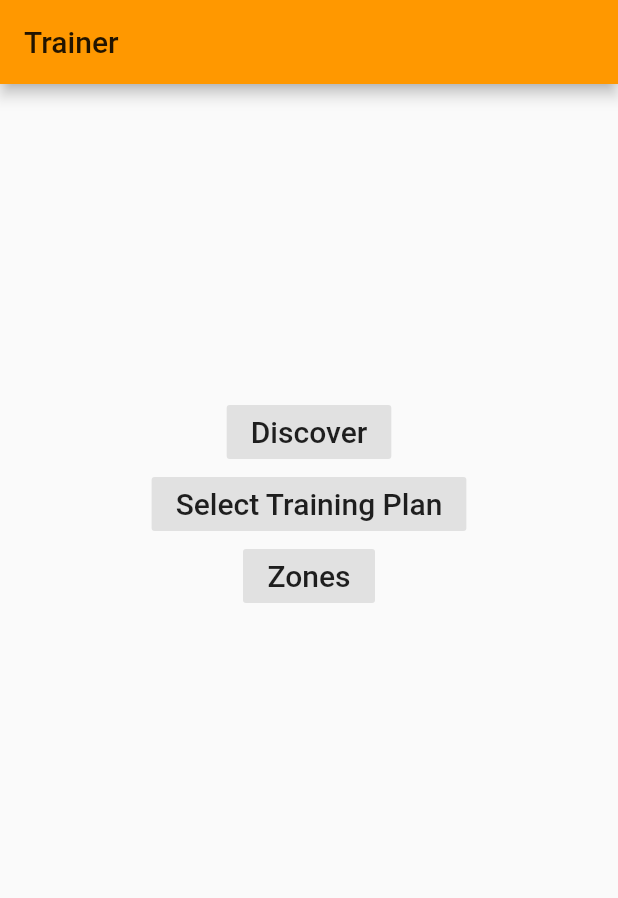
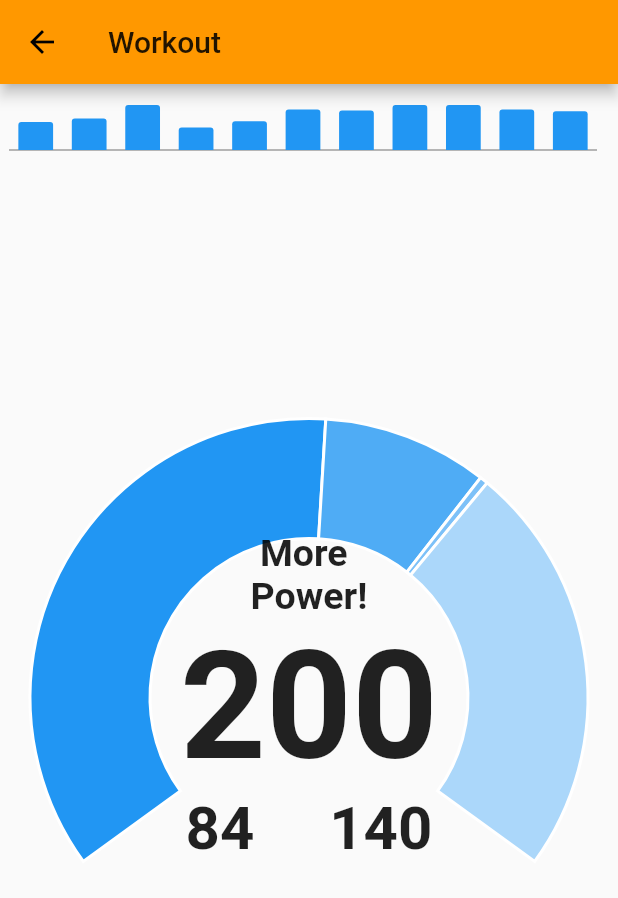
Before and after one commit to 2mawi2/Flutter-Trainer, a Flutter app: the screen it shows after launch, after a tap on "Select Training Plan", on a phone screen of 412 x 824 dp. Shown: the top 898 px of the screen. Run offline on Flutter 3.47's test engine with Material 2 defaults, Android fonts, the phone set to English and light mode, and no system bars; our stand-ins replace charts_flutter, shared_preferences.

Commit message:
Implement sample workout design

```diff
--- a/lib/home/home_widget.dart
+++ b/lib/home/home_widget.dart
@@ -3,7 +3,7 @@ import 'package:flutter/material.dart';
 import 'package:trainer/common/model/Sensor.dart';
 import 'package:trainer/data/local/preferences_repo.dart';
 import 'package:trainer/data/native/SensorChannel.dart';
-import 'package:trainer/home/device.dart';
+import 'package:trainer/workout/workout_widget.dart';
 import 'package:trainer/zone/zone_widget.dart';
 
 import '../common/styles.dart';
@@ -41,15 +41,14 @@ class _HomeState extends State<HomeWidget> {
     }
   }
 
-  void _onClickSelectButton() {}
+  void _onClickSelectButton() {
+    Navigator.push(context, MaterialPageRoute(builder: (_) => WorkoutWidget()));
+  }
 
   void _onClickZonesButton() {
     Navigator.push(
       context,
-      MaterialPageRoute(
-          builder: (context) => ZoneWidget(
-                preferencesRepo: PreferencesRepo(),
-              )),
+      MaterialPageRoute(builder: (_) => ZoneWidget(preferencesRepo: PreferencesRepo())),
     );
   }
 
--- /dev/null
+++ b/lib/workout/workout_widget.dart
@@ -0,0 +1,200 @@
+import 'dart:math';
+
+import 'package:flutter/cupertino.dart';
+import 'package:flutter/material.dart';
+import 'package:charts_flutter/flutter.dart' as charts;
+
+class WorkoutWidget extends StatefulWidget {
+  WorkoutWidget({Key key}) : super(key: key);
+
+  @override
+  _WorkoutState createState() => _WorkoutState();
+}
+
+class _WorkoutState extends State<WorkoutWidget> {
+  _WorkoutState();
+
+  @override
+  Widget build(BuildContext context) {
+    return Scaffold(
+      appBar: AppBar(
+        title: Text("Workout"),
+      ),
+      body: Center(
+        child: Column(
+          mainAxisAlignment: MainAxisAlignment.center,
+          children: <Widget>[
+            Container(
+              child: Expanded(child: SparkBar.withSampleData()),
+              height: 50,
+            ),
+            Expanded(child: gaugeChart()),
+          ],
+        ),
+      ),
+    );
+  }
+
+  Stack gaugeChart() {
+    return Stack(
+      children: <Widget>[
+        GaugeChart.withSampleData(),
+        Center(
+          child: Column(
+            mainAxisAlignment: MainAxisAlignment.center,
+            children: <Widget>[
+              Text(" More\nPower!", style: TextStyle(fontSize: 25.0, fontWeight: FontWeight.bold)),
+              Text("200", style: TextStyle(fontSize: 100.0, fontWeight: FontWeight.bold)),
+              Row(
+                mainAxisAlignment: MainAxisAlignment.center,
+                children: <Widget>[
+                  Text("84     ", style: TextStyle(fontSize: 40.0, fontWeight: FontWeight.bold)),
+                  Text("140", style: TextStyle(fontSize: 40.0, fontWeight: FontWeight.bold)),
+                ],
+              )
+            ],
+          ),
+        )
+      ],
+    );
+  }
+}
+
+class GaugeChart extends StatelessWidget {
+  final List<charts.Series> seriesList;
+  final bool animate;
+
+  GaugeChart(this.seriesList, {this.animate});
+
+  factory GaugeChart.withSampleData() {
+    return new GaugeChart(
+      _createSampleData(),
+      // Disable animations for image tests.
+      animate: false,
+    );
+  }
+
+  @override
+  Widget build(BuildContext context) {
+    return new charts.PieChart(
+      seriesList,
+      animate: animate,
+      defaultRenderer: new charts.ArcRendererConfig(
+        arcWidth: 80,
+        startAngle: 4 / 5 * pi,
+        arcLength: 7 / 5 * pi,
+      ),
+    );
+  }
+
+  /// Create one series with sample hard coded data.
+  static List<charts.Series<GaugeSegment, String>> _createSampleData() {
+    final data = [
+      new GaugeSegment('Low', 75),
+      new GaugeSegment('Acceptable', 20),
+      new GaugeSegment('Current', 1),
+      new GaugeSegment('High', 50),
+    ];
+
+    return [
+      new charts.Series<GaugeSegment, String>(
+        id: 'Segments',
+        domainFn: (GaugeSegment segment, _) => segment.segment,
+        measureFn: (GaugeSegment segment, _) => segment.size,
+        data: data,
+      )
+    ];
+  }
+}
+
+/// Sample data type.
+class GaugeSegment {
+  final String segment;
+  final int size;
+
+  GaugeSegment(this.segment, this.size);
+}
+
+
+/// Example of a Spark Bar by hiding both axis, reducing the chart margins.
+class SparkBar extends StatelessWidget {
+  final List<charts.Series> seriesList;
+  final bool animate;
+
+  SparkBar(this.seriesList, {this.animate});
+
+  factory SparkBar.withSampleData() {
+    return new SparkBar(
+      _createSampleData(),
+      // Disable animations for image tests.
+      animate: false,
+    );
+  }
+
+
+  @override
+  Widget build(BuildContext context) {
+    return new charts.BarChart(
+      seriesList,
+      animate: animate,
+
+      /// Assign a custom style for the measure axis.
+      ///
+      /// The NoneRenderSpec only draws an axis line (and even that can be hidden
+      /// with showAxisLine=false).
+      primaryMeasureAxis:
+      new charts.NumericAxisSpec(renderSpec: new charts.NoneRenderSpec()),
+
+      /// This is an OrdinalAxisSpec to match up with BarChart's default
+      /// ordinal domain axis (use NumericAxisSpec or DateTimeAxisSpec for
+      /// other charts).
+      domainAxis: new charts.OrdinalAxisSpec(
+        // Make sure that we draw the domain axis line.
+          showAxisLine: true,
+          // But don't draw anything else.
+          renderSpec: new charts.NoneRenderSpec()),
+
+      // With a spark chart we likely don't want large chart margins.
+      // 1px is the smallest we can make each margin.
+      layoutConfig: new charts.LayoutConfig(
+          leftMarginSpec: new charts.MarginSpec.fixedPixel(0),
+          topMarginSpec: new charts.MarginSpec.fixedPixel(0),
+          rightMarginSpec: new charts.MarginSpec.fixedPixel(0),
+          bottomMarginSpec: new charts.MarginSpec.fixedPixel(0)),
+    );
+  }
+
+  /// Create series list with single series
+  static List<charts.Series<OrdinalSales, String>> _createSampleData() {
+    final globalSalesData = [
+      new OrdinalSales('2007', 3100),
+      new OrdinalSales('2008', 3500),
+      new OrdinalSales('2009', 5000),
+      new OrdinalSales('2010', 2500),
+      new OrdinalSales('2011', 3200),
+      new OrdinalSales('2012', 4500),
+      new OrdinalSales('2013', 4400),
+      new OrdinalSales('2014', 5000),
+      new OrdinalSales('2015', 5000),
+      new OrdinalSales('2016', 4500),
+      new OrdinalSales('2017', 4300),
+    ];
+
+    return [
+      new charts.Series<OrdinalSales, String>(
+        id: 'Global Revenue',
+        domainFn: (OrdinalSales sales, _) => sales.year,
+        measureFn: (OrdinalSales sales, _) => sales.sales,
+        data: globalSalesData,
+      ),
+    ];
+  }
+}
+
+/// Sample ordinal data type.
+class OrdinalSales {
+  final String year;
+  final int sales;
+
+  OrdinalSales(this.year, this.sales);
+}
--- a/pubspec.yaml
+++ b/pubspec.yaml
@@ -9,6 +9,7 @@ environment:
   sdk: ">=2.7.0 <3.0.0"
 
 dependencies:
+  charts_flutter: ^0.9.0
   shared_preferences: 0.5.12+4
   flutter:
     sdk: flutter
```
Also changed, not shown: 1 other file.
